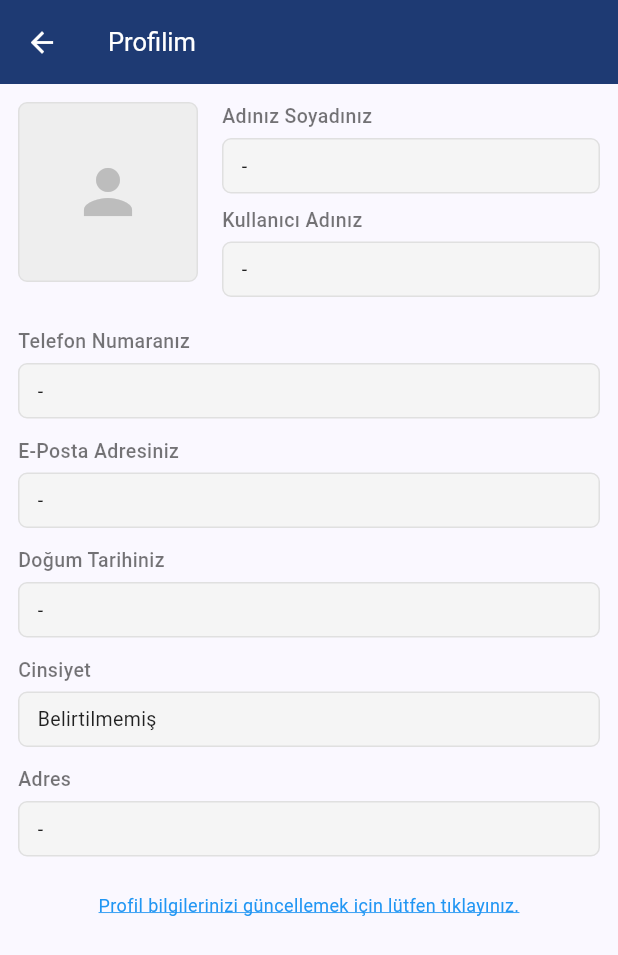
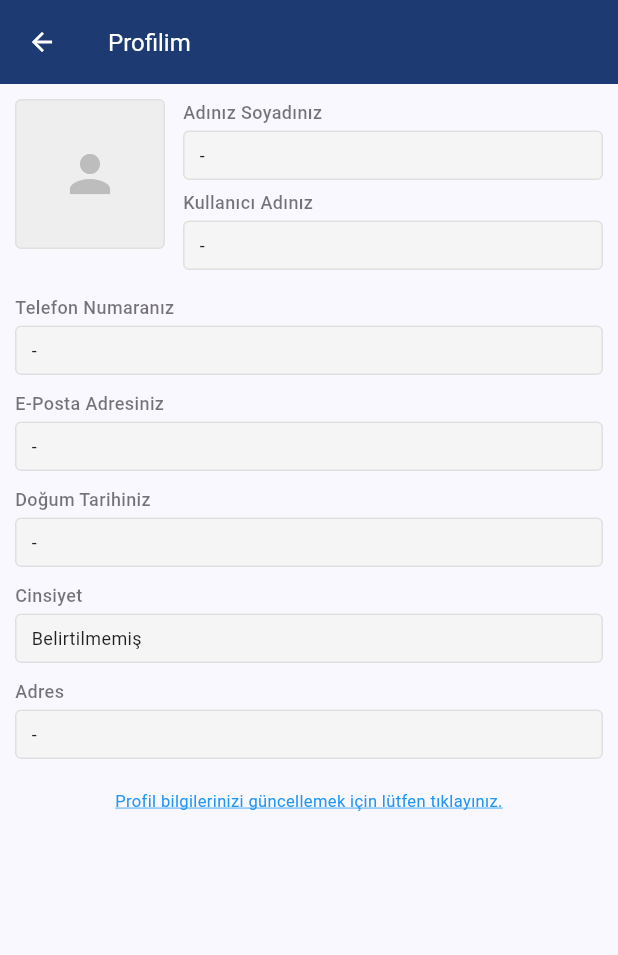
Before and after one commit to gorkemoa/tayamer, a Flutter app: the ProfileDetailView screen opened directly with empty values, on a phone screen of 412 x 824 dp. Shown: the top 955 px of the screen. Run offline on Flutter 3.47's test engine with Material 3 defaults, Android fonts, the phone set to English and light mode, and no system bars; our stand-ins replace confetti, device_info_plus, firebase_core, firebase_messaging, flutter_local_notifications, font_awesome_flutter and 6 more; missing offline and left inert: credit_card_scanner, flutter_pdfview, google_ml_kit, mobile_scanner, version; accounts and stored records are empty; network calls fail.

Commit message:
Bağımlılıklar güncellendi; `pubspec.yaml` ve `pubspec.lock` dosyalarında `package_info_plus` ve `package_info_plus_platform_interface` paketleri eklendi. `ApiService` sınıfında uygulama sürüm bilgisi alma yöntemi güncellendi ve `UpdateNotifier` sınıfında güncelleme bildirim kontrolü eklendi. Kullanıcı arayüzünde çeşitli bileşenlerin boyutları ve stilleri düzenlendi, metin boyutları küçültüldü.

```diff
--- a/lib/views/profile_detail_view.dart
+++ b/lib/views/profile_detail_view.dart
@@ -23,16 +23,16 @@ class ProfileDetailView extends StatelessWidget {
         backgroundColor: Theme.of(context).primaryColor,
         title: const Text(
           'Profilim',
-          style: TextStyle(color: Colors.white, fontSize: 17), // Küçültüldü
+          style: TextStyle(color: Colors.white, fontSize: 16), // Font boyutu küçültüldü
         ),
         leading: IconButton(
-          icon: const Icon(Icons.arrow_back, color: Colors.white, size: 22), // Boyut eklendi
+          icon: const Icon(Icons.arrow_back, color: Colors.white, size: 20), // Boyut küçültüldü
           onPressed: () => Navigator.of(context).pop(),
         ),
-        iconTheme: const IconThemeData(color: Colors.white, size: 22), // Boyut eklendi
+        iconTheme: const IconThemeData(color: Colors.white, size: 20), // Boyut küçültüldü
       ),
       body: SingleChildScrollView(
-        padding: const EdgeInsets.all(12.0), // Küçültüldü
+        padding: const EdgeInsets.all(10.0), // Padding azaltıldı
         child: Column(
           crossAxisAlignment: CrossAxisAlignment.start,
           children: [
@@ -40,44 +40,44 @@ class ProfileDetailView extends StatelessWidget {
               crossAxisAlignment: CrossAxisAlignment.start,
               children: [
                 Container(
-                  width: 120, // Küçültüldü
-                  height: 120, // Küçültüldü
+                  width: 100, // Genişlik azaltıldı
+                  height: 100, // Yükseklik azaltıldı
                   decoration: BoxDecoration(
                     color: Colors.grey[200],
-                    borderRadius: BorderRadius.circular(6), // Küçültüldü
+                    borderRadius: BorderRadius.circular(4), // Kenar yuvarlaklığı azaltıldı
                     border: Border.all(color: Colors.grey[300]!),
                   ),
                    child: user.profilePhoto.isNotEmpty
                   ? ClipRRect( // Köşeleri yuvarlatmak için eklendi
-                      borderRadius: BorderRadius.circular(6),
+                      borderRadius: BorderRadius.circular(4), // Kenar yuvarlaklığı azaltıldı
                       child: Image.network(user.profilePhoto, fit: BoxFit.cover)
                     )
-                  : Icon(Icons.person, size: 48, color: Colors.grey[400]), // Boyut ve renk ayarlandı
+                  : Icon(Icons.person, size: 40, color: Colors.grey[400]), // Boyut küçültüldü
                 ),
-                const SizedBox(width: 16), // Küçültüldü
+                const SizedBox(width: 12), // Boşluk azaltıldı
                 Expanded(
                   child: Column(
                     crossAxisAlignment: CrossAxisAlignment.start,
                     children: [
-                      _buildInfoField('Adınız Soyadınız', user.userFullname, labelSize: 13, valueSize: 13), // Boyutlar eklendi
-                      const SizedBox(height: 8), // Küçültüldü
-                      _buildInfoField('Kullanıcı Adınız', user.username, labelSize: 13, valueSize: 13), // Boyutlar eklendi
+                      _buildInfoField('Adınız Soyadınız', user.userFullname, labelSize: 12, valueSize: 12), // Font boyutları azaltıldı
+                      const SizedBox(height: 6), // Boşluk azaltıldı
+                      _buildInfoField('Kullanıcı Adınız', user.username, labelSize: 12, valueSize: 12), // Font boyutları azaltıldı
                     ],
                   ),
                 ),
               ],
             ),
-            const SizedBox(height: 20), // Küçültüldü
-            _buildInfoField('Telefon Numaranız', user.userPhone ?? '-', labelSize: 13, valueSize: 13),
-            const SizedBox(height: 12), // Küçültüldü
-            _buildInfoField('E-Posta Adresiniz', user.userEmail, labelSize: 13, valueSize: 13),
-            const SizedBox(height: 12), // Küçültüldü
-            _buildInfoField('Doğum Tarihiniz', user.userBirthday ?? '-', labelSize: 13, valueSize: 13),
-            const SizedBox(height: 12), // Küçültüldü
-            _buildInfoField('Cinsiyet', _formatGender(user.userGender), labelSize: 13, valueSize: 13),
-            const SizedBox(height: 12), // Küçültüldü
-            _buildInfoField('Adres', user.userAddress ?? '-', maxLines: 3, labelSize: 13, valueSize: 13),
-            const SizedBox(height: 24), // Küçültüldü
+            const SizedBox(height: 16), // Boşluk azaltıldı
+            _buildInfoField('Telefon Numaranız', user.userPhone ?? '-', labelSize: 12, valueSize: 12),
+            const SizedBox(height: 10), // Boşluk azaltıldı
+            _buildInfoField('E-Posta Adresiniz', user.userEmail, labelSize: 12, valueSize: 12),
+            const SizedBox(height: 10), // Boşluk azaltıldı
+            _buildInfoField('Doğum Tarihiniz', user.userBirthday ?? '-', labelSize: 12, valueSize: 12),
+            const SizedBox(height: 10), // Boşluk azaltıldı
+            _buildInfoField('Cinsiyet', _formatGender(user.userGender), labelSize: 12, valueSize: 12),
+            const SizedBox(height: 10), // Boşluk azaltıldı
+            _buildInfoField('Adres', user.userAddress ?? '-', maxLines: 3, labelSize: 12, valueSize: 12),
+            const SizedBox(height: 20), // Boşluk azaltıldı
             Center(
               child: InkWell(
                 onTap: _launchURL,
@@ -86,21 +86,21 @@ class ProfileDetailView extends StatelessWidget {
                   textAlign: TextAlign.center,
                   style: TextStyle(
                     color: Colors.blue,
-                    fontSize: 12, // Küçültüldü
+                    fontSize: 11, // Font boyutu azaltıldı
                     decoration: TextDecoration.underline,
                     decorationColor: Colors.blue,
                   ),
                 ),
               ),
             ),
-            const SizedBox(height: 16), // Eklendi (Alt boşluk)
+            const SizedBox(height: 12), // Boşluk azaltıldı
           ],
         ),
       ),
     );
   }
 
-  Widget _buildInfoField(String label, String value, {int maxLines = 1, double labelSize = 15, double valueSize = 14}) {
+  Widget _buildInfoField(String label, String value, {int maxLines = 1, double labelSize = 14, double valueSize = 13}) {
     return Column(
       crossAxisAlignment: CrossAxisAlignment.start,
       children: [
@@ -112,12 +112,12 @@ class ProfileDetailView extends StatelessWidget {
             fontWeight: FontWeight.w500,
           ),
         ),
-        const SizedBox(height: 5), // Küçültüldü
+        const SizedBox(height: 4), // Boşluk azaltıldı
         Container(
-          padding: const EdgeInsets.symmetric(horizontal: 12, vertical: 8), // Padding azaltıldı
+          padding: const EdgeInsets.symmetric(horizontal: 10, vertical: 7), // Padding azaltıldı
           decoration: BoxDecoration(
             color: Colors.grey[100],
-            borderRadius: BorderRadius.circular(6), // Küçültüldü
+            borderRadius: BorderRadius.circular(4), // Kenar yuvarlaklığı azaltıldı
             border: Border.all(color: Colors.grey[300]!),
           ),
           width: double.infinity,
--- a/pubspec.yaml
+++ b/pubspec.yaml
@@ -36,6 +36,7 @@ dependencies:
   device_info_plus: ^9.1.2
   credit_card_scanner: ^1.0.5
   version: ^3.0.2
+  package_info_plus: ^8.3.0
 
 dev_dependencies:
   flutter_test:
```
Also changed, not shown: lib/services/api_service.dart (+15 -15 lines), lib/services/update_notifier.dart (+25 -1 lines), lib/services/user_service.dart (+4 -4 lines), lib/views/new_offer_view.dart (+43 -43 lines), lib/views/policy_detail_view.dart (+28 -29 lines), lib/views/profile_view.dart (+39 -39 lines), pubspec.lock, 1 other file.
